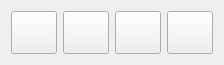
Old version of the form qt_gui/ui/launcher_menu.ui in the repository ravenvz/SprintTimer.
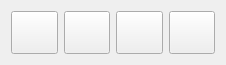
New version of the form. Icons and pictures are not drawn.

```diff
--- a/qt_gui/ui/launcher_menu.ui
+++ b/qt_gui/ui/launcher_menu.ui
@@ -6,7 +6,7 @@
    <rect>
     <x>0</x>
     <y>0</y>
-    <width>224</width>
+    <width>226</width>
     <height>65</height>
    </rect>
   </property>
```
